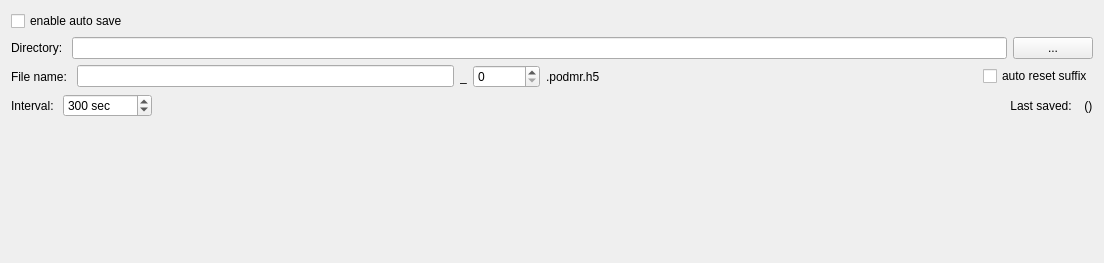
Above: pkgs/mahos-dq/src/mahos_dq/gui/ui/podmr_autosave.ui from ktahar/mahos before the change. Below: the same form after it.
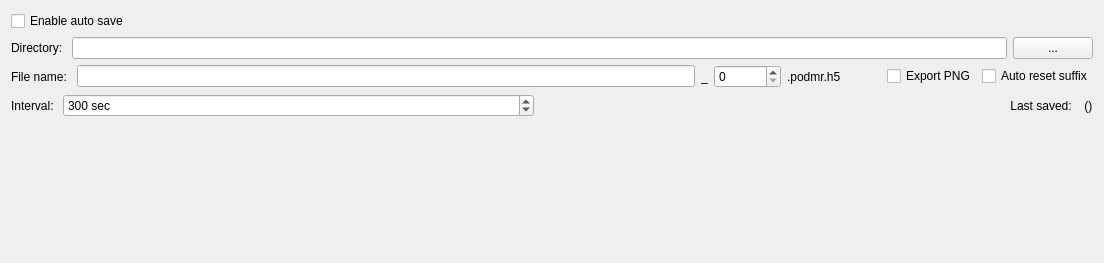
That is the form after the change.

Commit message:
gui.podmr(autosave): add export PNG option
- also, fixed widget enable logic

What changed in the file:
```diff
--- a/pkgs/mahos-dq/src/mahos_dq/gui/ui/podmr_autosave.ui
+++ b/pkgs/mahos-dq/src/mahos_dq/gui/ui/podmr_autosave.ui
@@ -17,7 +17,7 @@
    <item>
     <widget class="QCheckBox" name="enableBox">
      <property name="text">
-      <string>enable auto save</string>
+      <string>Enable auto save</string>
      </property>
     </widget>
    </item>
@@ -80,6 +80,9 @@
        <property name="orientation">
         <enum>Qt::Horizontal</enum>
        </property>
+       <property name="sizeType">
+        <enum>QSizePolicy::Minimum</enum>
+       </property>
        <property name="sizeHint" stdset="0">
         <size>
          <width>40</width>
@@ -88,10 +91,17 @@
        </property>
       </spacer>
      </item>
+     <item>
+      <widget class="QCheckBox" name="exportPngBox">
+       <property name="text">
+        <string>Export PNG</string>
+       </property>
+      </widget>
+     </item>
      <item>
       <widget class="QCheckBox" name="resetBox">
        <property name="text">
-        <string>auto reset suffix</string>
+        <string>Auto reset suffix</string>
        </property>
       </widget>
      </item>
@@ -108,6 +118,12 @@
      </item>
      <item>
       <widget class="QSpinBox" name="intervalBox">
+       <property name="sizePolicy">
+        <sizepolicy hsizetype="MinimumExpanding" vsizetype="Fixed">
+         <horstretch>0</horstretch>
+         <verstretch>0</verstretch>
+        </sizepolicy>
+       </property>
        <property name="suffix">
         <string> sec</string>
        </property>
```
Left out of the diff: 10 changed lines with no effect on the pictures. The commit also changes 2 other files.
